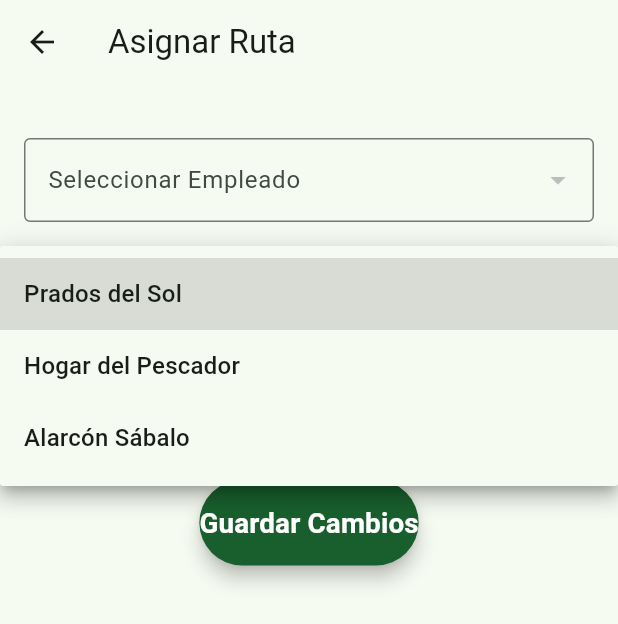
After one commit to CristoAmen/TCP_Camioneros, a Flutter app: the AsignarRutaPage screen opened directly, after a tap on "Seleccionar Ruta", on a phone screen of 412 x 824 dp. The commit adds this screen. Shown: the top 624 px of the screen. Run offline on Flutter 3.47's test engine with Material 3 defaults, Android fonts, the phone set to English and light mode, and no system bars; our stand-ins replace cloud_firestore, connectivity_plus, firebase_auth, firebase_core, flutter_markdown, flutter_snake_navigationbar and 6 more; missing offline and left inert: panara_dialogs, wolt_modal_sheet; accounts and stored records are empty.

Commit message:
Agregamos la seccion asignar ruta

```diff
--- /dev/null
+++ b/lib/pages/Mapa/Admin/asignarRuta.dart
@@ -0,0 +1,233 @@
+import 'package:flutter/material.dart';
+import 'package:cloud_firestore/cloud_firestore.dart';
+import 'package:tcp/widgets/widgets.dart';
+
+class asignarRuta {
+  void irAsignarRuta(BuildContext context) {
+    Navigator.push(
+      context,
+      MaterialPageRoute(builder: (context) => AsignarRutaPage()),
+    );
+  }
+}
+
+class AsignarRutaPage extends StatefulWidget {
+  @override
+  _AsignarRutaPageState createState() => _AsignarRutaPageState();
+}
+
+class _AsignarRutaPageState extends State<AsignarRutaPage> {
+  String? empleadoSeleccionado;
+  String? rutaSeleccionada;
+  bool isLoading = false;
+
+  final Map<String, List<String>> horariosTurnos = {
+    'Turno Matutino': [
+      '5:00 a.m. - 9:00 a.m.: Conducción',
+      '9:30 a.m. - 1:00 p.m.: Conducción',
+    ],
+    'Turno Vespertino': [
+      '1:00 p.m. - 5:00 p.m.: Conducción',
+      '5:30 p.m. - 9:00 p.m.: Conducción',
+    ],
+    'Turno Nocturno': [
+      '9:00 p.m. - 11:00 p.m.: Conducción',
+    ],
+  };
+
+  String? turnoSeleccionado;
+  List<String> horariosDelTurno = [];
+
+  List<Map<String, dynamic>> empleados = [];
+
+  @override
+  void initState() {
+    super.initState();
+    _cargarEmpleados();
+  }
+
+  Future<void> _cargarEmpleados() async {
+    setState(() {
+      isLoading = true;
+    });
+
+    try {
+      QuerySnapshot querySnapshot = await FirebaseFirestore.instance
+          .collection('empleados')
+          .where('rol', isEqualTo: 'choffer')
+          .get();
+
+      empleados = querySnapshot.docs.map((doc) {
+        return {
+          'id': doc.id,
+          'nombre': doc['nombres'],
+          'paterno': doc['paterno'],
+          'materno': doc['materno'],
+        };
+      }).toList();
+    } catch (e) {
+      print('Error al cargar empleados: $e');
+      ScaffoldMessenger.of(context).showSnackBar(
+        SnackBar(content: Text('Error al cargar empleados')),
+      );
+    } finally {
+      setState(() {
+        isLoading = false;
+      });
+    }
+  }
+
+  Future<void> _guardarCambios() async {
+    if (empleadoSeleccionado == null ||
+        rutaSeleccionada == null ||
+        turnoSeleccionado == null) {
+      ScaffoldMessenger.of(context).showSnackBar(
+        SnackBar(content: Text('Por favor completa todos los campos')),
+      );
+      return;
+    }
+
+    setState(() {
+      isLoading = true;
+    });
+
+    try {
+      // Actualizar el documento del empleado en Firestore
+      await FirebaseFirestore.instance
+          .collection('empleados')
+          .doc(empleadoSeleccionado)
+          .update({
+        'rutaAsignada': rutaSeleccionada,
+        'turnoAsignado': turnoSeleccionado,
+        'fechaAsignacion': FieldValue.serverTimestamp(),
+      });
+
+      ScaffoldMessenger.of(context).showSnackBar(
+        SnackBar(content: Text('Asignación guardada exitosamente')),
+      );
+
+      // Opcional: regresar a la pantalla anterior
+      Navigator.pop(context);
+    } catch (e) {
+      print('Error al guardar cambios: $e');
+      ScaffoldMessenger.of(context).showSnackBar(
+        SnackBar(content: Text('Error al guardar los cambios')),
+      );
+    } finally {
+      setState(() {
+        isLoading = false;
+      });
+    }
+  }
+
+  @override
+  Widget build(BuildContext context) {
+    return Scaffold(
+      appBar: AppBar(
+        title: Text('Asignar Ruta'),
+      ),
+      body: Padding(
+        padding: const EdgeInsets.all(16.0),
+        child: Column(
+          crossAxisAlignment: CrossAxisAlignment.start,
+          children: [
+            if (isLoading) LinearProgressIndicator(),
+            SizedBox(height: 20),
+            DropdownButtonFormField<String>(
+              decoration: InputDecoration(
+                labelText: 'Seleccionar Empleado',
+                border: OutlineInputBorder(),
+              ),
+              items: empleados.map((empleado) {
+                String nombreCompleto =
+                    '${empleado['nombre']} ${empleado['paterno']} ${empleado['materno']}';
+                return DropdownMenuItem<String>(
+                  value: empleado['id'],
+                  child: Text(nombreCompleto),
+                );
+              }).toList(),
+              onChanged: (newValue) {
+                setState(() {
+                  empleadoSeleccionado = newValue;
+                });
+              },
+              value: empleadoSeleccionado,
+            ),
+            SizedBox(height: 20),
+            DropdownButtonFormField<String>(
+              decoration: InputDecoration(
+                labelText: 'Seleccionar Ruta',
+                border: OutlineInputBorder(),
+              ),
+              items: <Map<String, String>>[
+                {'id': 'Rut_PradosSol.kml', 'nombre': 'Prados del Sol'},
+                {
+                  'id': 'Rut_HogarDelPescador.kml',
+                  'nombre': 'Hogar del Pescador'
+                },
+                {'id': 'Rut_AlarconSabalo.kml', 'nombre': 'Alarcón Sábalo'},
+              ].map((ruta) {
+                return DropdownMenuItem<String>(
+                  value: ruta['id'],
+                  child: Text(ruta['nombre']!),
+                );
+              }).toList(),
+              onChanged: (newValue) {
+                setState(() {
+                  rutaSeleccionada = newValue;
+                });
+              },
+              value: rutaSeleccionada,
+            ),
+            SizedBox(height: 20),
+            DropdownButtonFormField<String>(
+              decoration: InputDecoration(
+                labelText: 'Seleccionar Turno',
+                border: OutlineInputBorder(),
+              ),
+              items: [
+                'Turno Matutino',
+                'Turno Vespertino',
+                'Turno Nocturno',
+              ].map((String turno) {
+                return DropdownMenuItem<String>(
+                  value: turno,
+                  child: Text(turno),
+                );
+              }).toList(),
+              onChanged: (newValue) {
+                setState(() {
+                  turnoSeleccionado = newValue;
+                  horariosDelTurno = horariosTurnos[turnoSeleccionado] ?? [];
+                });
+              },
+              value: turnoSeleccionado,
+            ),
+            SizedBox(height: 20),
+            if (turnoSeleccionado != null) ...[
+              Text(
+                'Horarios del $turnoSeleccionado:',
+                style: TextStyle(fontWeight: FontWeight.bold),
+              ),
+              SizedBox(height: 8),
+              ...horariosDelTurno.map((horario) => Text(horario)).toList(),
+            ],
+            Align(
+              alignment: Alignment.center,
+              child: Padding(
+                padding: const EdgeInsets.symmetric(horizontal: 20.0),
+                child: Estilos().botonIniciarRuta(
+                  context: context,
+                  texto: "Guardar Cambios",
+                  accion: _guardarCambios,
+                  colorFondo: const Color.fromARGB(255, 24, 95, 45),
+                  colorTexto: Color.fromRGBO(255, 255, 255, 1.0),
+                ),
+              ),
+            )
+          ],
+        ),
+      ),
+    );
+  }
+}
--- a/lib/widgets/widgets.dart
+++ b/lib/widgets/widgets.dart
@@ -767,6 +767,7 @@ class PasswordField extends StatelessWidget {
   final TextEditingController controller;
 
   const PasswordField({
+    super.key,
     required this.isPasswordObscure,
     required this.onVisibilityChanged,
     required this.controller,
--- a/pubspec.yaml
+++ b/pubspec.yaml
@@ -33,6 +33,7 @@ dependencies:
   # Permisos
   permission_handler: ^11.3.1
   # UI y Navegación
+  wolt_modal_sheet: ^0.9.3
   font_awesome_flutter: ^10.7.0
   cupertino_icons: ^1.0.6
   panara_dialogs: ^0.1.5
```
Also changed, not shown: lib/pages/Mapa/Admin/eliminarCamionero.dart (added, +178 -0 lines), lib/pages/Mapa/Map_Page.dart (+27 -24 lines), lib/pages/Mapa/provider.dart (+4 -4 lines), pubspec.lock.
